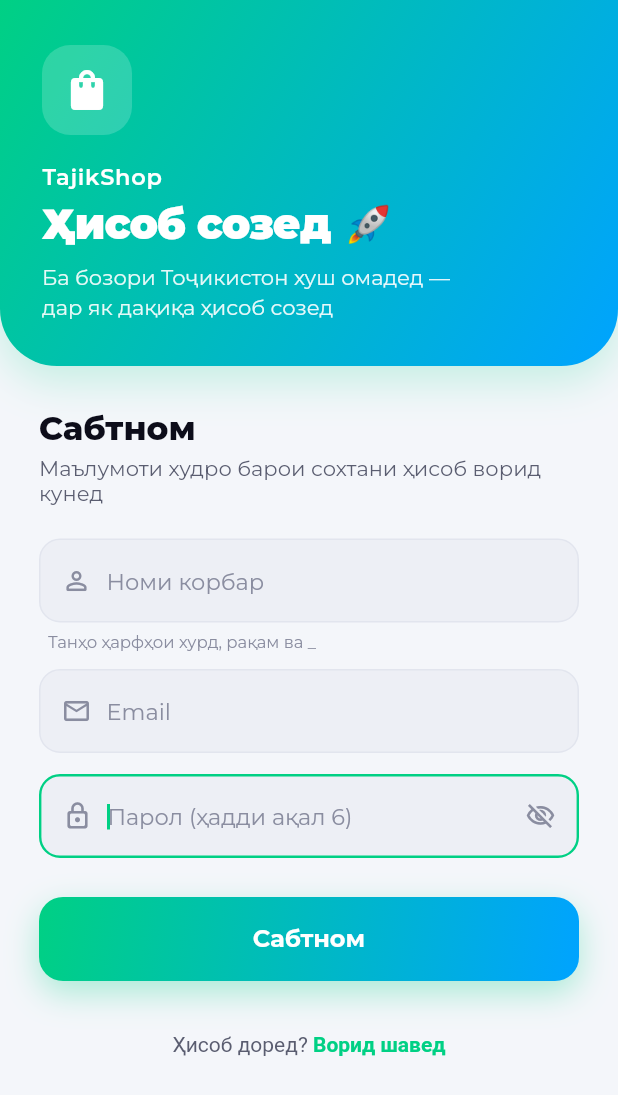
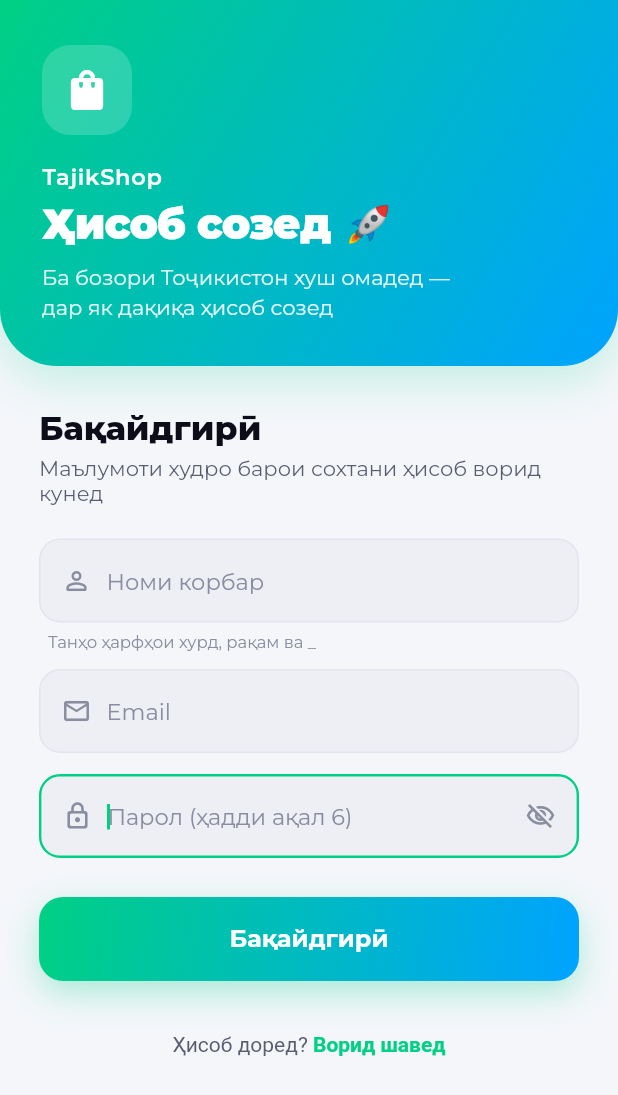
Before and after one commit to Raonsonapp/TajikShop, a Flutter app: the RegisterScreen screen opened by its route, after a tap on "Парол (ҳадди ақал 6)", on a phone screen of 412 x 824 dp. Shown: the top 1095 px of the screen. Run offline on Flutter 3.47's test engine with Material 3 defaults, Android fonts, the phone set to English and light mode, and no system bars; our stand-ins replace cached_network_image, card_swiper, connectivity_plus, dio, firebase_core, firebase_messaging and 10 more; accounts and stored records are empty; network calls fail.

Commit message:
i18n: full tg/ru/en for auth/upload/favorites/chat (extension l10n)

```diff
--- a/lib/modules/auth/login_screen.dart
+++ b/lib/modules/auth/login_screen.dart
@@ -1,6 +1,8 @@
 import 'package:flutter/material.dart';
 import 'package:flutter_riverpod/flutter_riverpod.dart';
 import 'package:go_router/go_router.dart';
+import '../../core/app_l10n.dart';
+import '../../core/l10n/misc_l10n.dart';
 import '../../core/constants/app_colors.dart';
 import '../../core/theme/app_palette.dart';
 import '../../providers/auth_provider.dart';
@@ -32,7 +34,7 @@ class _LoginScreenState extends ConsumerState<LoginScreen> {
     final email = _emailCtrl.text.trim();
     final pass = _passCtrl.text.trim();
     if (email.isEmpty || pass.isEmpty) {
-      setState(() => _error = 'Email ва паролро ворид кунед');
+      setState(() => _error = AppL10n.of(context).enterEmailPassword);
       return;
     }
     setState(() { _loading = true; _error = null; });
@@ -42,7 +44,7 @@ class _LoginScreenState extends ConsumerState<LoginScreen> {
       if (ok) {
         context.go(RouteNames.home);
       } else {
-        setState(() { _loading = false; _error = ref.read(authProvider).error ?? 'Хато'; });
+        setState(() { _loading = false; _error = ref.read(authProvider).error ?? AppL10n.of(context).error; });
       }
     } catch (e) {
       if (!mounted) return;
@@ -52,15 +54,16 @@ class _LoginScreenState extends ConsumerState<LoginScreen> {
 
   @override
   Widget build(BuildContext context) {
+    final l = AppL10n.of(context);
     return Scaffold(
       backgroundColor: context.pal.scaffold,
       resizeToAvoidBottomInset: true,
       body: Column(
         children: [
           // Branded curved green header (intro_page vibe)
-          const _AuthHeader(
-            title: 'Хуш омадед 👋',
-            subtitle: 'Ба ҳисоби худ ворид шавед\nва хариди худро идома диҳед',
+          _AuthHeader(
+            title: l.loginWelcomeTitle,
+            subtitle: l.loginWelcomeSubtitle,
           ),
           Expanded(
             child: SingleChildScrollView(
@@ -68,13 +71,13 @@ class _LoginScreenState extends ConsumerState<LoginScreen> {
               child: Column(
                 crossAxisAlignment: CrossAxisAlignment.stretch,
                 children: [
-                  Text('Ворид шавед',
+                  Text(l.signIn,
                       style: TextStyle(
                           color: context.pal.textPrimary,
                           fontSize: 22,
                           fontWeight: FontWeight.w800)),
                   const SizedBox(height: 4),
-                  Text('Барои идома email ва паролро ворид кунед',
+                  Text(l.loginPrompt,
                       style: TextStyle(color: context.pal.textSecondary, fontSize: 14)),
                   const SizedBox(height: 24),
 
@@ -97,7 +100,7 @@ class _LoginScreenState extends ConsumerState<LoginScreen> {
                   DarkTextField(controller: _emailCtrl, hint: 'Email', icon: Icons.email_outlined,
                       keyboardType: TextInputType.emailAddress),
                   const SizedBox(height: 14),
-                  DarkTextField(controller: _passCtrl, hint: 'Парол', icon: Icons.lock_outline_rounded,
+                  DarkTextField(controller: _passCtrl, hint: l.password, icon: Icons.lock_outline_rounded,
                       obscure: _obscure,
                       textInputAction: TextInputAction.done,
                       onSubmitted: (_) => _loading ? null : _login(),
@@ -108,7 +111,7 @@ class _LoginScreenState extends ConsumerState<LoginScreen> {
                   const SizedBox(height: 28),
 
                   _GradientButton(
-                    label: 'Ворид шавед',
+                    label: l.signIn,
                     loading: _loading,
                     onTap: _loading ? null : _login,
                   ),
@@ -119,11 +122,11 @@ class _LoginScreenState extends ConsumerState<LoginScreen> {
                       child: RichText(
                         text: TextSpan(
                           style: TextStyle(color: context.pal.textSecondary, fontSize: 14),
-                          children: const [
-                            TextSpan(text: 'Ҳисоб надоред? '),
+                          children: [
+                            TextSpan(text: l.noAccountPrefix),
                             TextSpan(
-                                text: 'Сабтном',
-                                style: TextStyle(
+                                text: l.register,
+                                style: const TextStyle(
                                     color: AppColors.primary, fontWeight: FontWeight.w700)),
                           ],
                         ),
--- a/lib/modules/auth/phone_auth_screen.dart
+++ b/lib/modules/auth/phone_auth_screen.dart
@@ -6,6 +6,7 @@ import '../../core/constants/app_colors.dart';
 import '../../core/theme/app_palette.dart';
 import '../../routes/route_names.dart';
 import '../../core/app_l10n.dart';
+import '../../core/l10n/misc_l10n.dart';
 
 // SMS верификация — Firebase тайёр шавад баъд фаъол мешавад
 // Ҳозир барои email/password login истифода кунед
@@ -26,10 +27,10 @@ class PhoneAuthScreen extends ConsumerWidget {
         child: Column(mainAxisSize: MainAxisSize.min, children: [
           const Text('📱', style: TextStyle(fontSize: 60)),
           const SizedBox(height: 24),
-          Text('SMS верификация',
+          Text(l.smsVerification,
               style: TextStyle(color: context.pal.textPrimary, fontSize: 22, fontWeight: FontWeight.w700)),
           const SizedBox(height: 12),
-          Text('Ин функсия тез фаъол мешавад.\nҲозир бо Email ворид шавед.',
+          Text(l.smsComingSoon,
               textAlign: TextAlign.center,
               style: TextStyle(color: context.pal.textSecondary, fontSize: 14)),
           const SizedBox(height: 32),
--- a/lib/modules/auth/register_screen.dart
+++ b/lib/modules/auth/register_screen.dart
@@ -2,6 +2,8 @@ import 'package:flutter/material.dart';
 import 'package:flutter/services.dart';
 import 'package:flutter_riverpod/flutter_riverpod.dart';
 import 'package:go_router/go_router.dart';
+import '../../core/app_l10n.dart';
+import '../../core/l10n/misc_l10n.dart';
 import '../../core/constants/app_colors.dart';
 import '../../core/theme/app_palette.dart';
 import '../../providers/auth_provider.dart';
@@ -36,11 +38,11 @@ class _RegisterScreenState extends ConsumerState<RegisterScreen> {
     final email = _emailCtrl.text.trim();
     final pass = _passCtrl.text;
     if (name.isEmpty || email.isEmpty || pass.isEmpty) {
-      setState(() => _error = 'Ҳамаи майдонҳоро пур кунед');
+      setState(() => _error = AppL10n.of(context).fillAllFields);
       return;
     }
     if (pass.length < 6) {
-      setState(() => _error = 'Парол ҳадди ақал 6 аломат');
+      setState(() => _error = AppL10n.of(context).passwordMin6Error);
       return;
     }
     setState(() { _loading = true; _error = null; });
@@ -50,7 +52,7 @@ class _RegisterScreenState extends ConsumerState<RegisterScreen> {
       if (ok) {
         context.go(RouteNames.home);
       } else {
-        setState(() { _loading = false; _error = ref.read(authProvider).error ?? 'Хато'; });
+        setState(() { _loading = false; _error = ref.read(authProvider).error ?? AppL10n.of(context).error; });
       }
     } catch (e) {
       if (!mounted) return;
@@ -60,15 +62,16 @@ class _RegisterScreenState extends ConsumerState<RegisterScreen> {
 
   @override
   Widget build(BuildContext context) {
+    final l = AppL10n.of(context);
     return Scaffold(
       backgroundColor: context.pal.scaffold,
       resizeToAvoidBottomInset: true,
       body: Column(
         children: [
           // Branded curved green header (intro_page vibe)
-          const _AuthHeader(
-            title: 'Ҳисоб созед 🚀',
-            subtitle: 'Ба бозори Тоҷикистон хуш омадед —\nдар як дақиқа ҳисоб созед',
+          _AuthHeader(
+            title: l.registerWelcomeTitle,
+            subtitle: l.registerWelcomeSubtitle,
           ),
           Expanded(
             child: SingleChildScrollView(
@@ -76,13 +79,13 @@ class _RegisterScreenState extends ConsumerState<RegisterScreen> {
               child: Column(
                 crossAxisAlignment: CrossAxisAlignment.stretch,
                 children: [
-                  Text('Сабтном',
+                  Text(l.register,
                       style: TextStyle(
                           color: context.pal.textPrimary,
                           fontSize: 22,
                           fontWeight: FontWeight.w800)),
                   const SizedBox(height: 4),
-                  Text('Маълумоти худро барои сохтани ҳисоб ворид кунед',
+                  Text(l.registerPrompt,
                       style: TextStyle(color: context.pal.textSecondary, fontSize: 14)),
                   const SizedBox(height: 22),
 
@@ -102,20 +105,20 @@ class _RegisterScreenState extends ConsumerState<RegisterScreen> {
                       ]),
                     ),
 
-                  DarkTextField(controller: _nameCtrl, hint: 'Номи корбар', icon: Icons.person_outline_rounded,
+                  DarkTextField(controller: _nameCtrl, hint: l.usernameHint, icon: Icons.person_outline_rounded,
                       formatters: [
                         FilteringTextInputFormatter.allow(RegExp(r'[a-z0-9_.]')),
                         LengthLimitingTextInputFormatter(30),
                       ]),
                   Padding(
                     padding: const EdgeInsets.only(left: 6, top: 6, bottom: 12),
-                    child: Text('Танҳо ҳарфҳои хурд, рақам ва _',
+                    child: Text(l.usernameRule,
                         style: TextStyle(color: context.pal.textMuted, fontSize: 11)),
                   ),
                   DarkTextField(controller: _emailCtrl, hint: 'Email', icon: Icons.email_outlined,
                       keyboardType: TextInputType.emailAddress),
                   const SizedBox(height: 14),
-                  DarkTextField(controller: _passCtrl, hint: 'Парол (ҳадди ақал 6)', icon: Icons.lock_outline_rounded,
+                  DarkTextField(controller: _passCtrl, hint: l.passwordMin6Hint, icon: Icons.lock_outline_rounded,
                       obscure: _obscure,
                       textInputAction: TextInputAction.done,
                       onSubmitted: (_) => _loading ? null : _register(),
@@ -126,7 +129,7 @@ class _RegisterScreenState extends ConsumerState<RegisterScreen> {
                   const SizedBox(height: 26),
 
                   _GradientButton(
-                    label: 'Сабтном',
+                    label: l.register,
                     loading: _loading,
                     onTap: _loading ? null : _register,
                   ),
@@ -137,11 +140,11 @@ class _RegisterScreenState extends ConsumerState<RegisterScreen> {
                       child: RichText(
                         text: TextSpan(
                           style: TextStyle(color: context.pal.textSecondary, fontSize: 14),
-                          children: const [
-                            TextSpan(text: 'Ҳисоб доред? '),
+                          children: [
+                            TextSpan(text: l.haveAccountPrefix),
                             TextSpan(
-                                text: 'Ворид шавед',
-                                style: TextStyle(
+                                text: l.signIn,
+                                style: const TextStyle(
                                     color: AppColors.primary, fontWeight: FontWeight.w700)),
                           ],
                         ),
--- a/lib/modules/favorites/favorites_screen.dart
+++ b/lib/modules/favorites/favorites_screen.dart
@@ -84,7 +84,7 @@ class _FavCard extends StatelessWidget {
           Text(product.title, maxLines: 2, overflow: TextOverflow.ellipsis,
               style: const TextStyle(color: AppColors.textPrimary, fontSize: 12, fontWeight: FontWeight.w500)),
           const SizedBox(height: 4),
-          Text('${product.price.toStringAsFixed(0)} сом.',
+          Text('${product.price.toStringAsFixed(0)} ${AppL10n.of(context).som}',
               style: const TextStyle(color: AppColors.primary, fontSize: 14, fontWeight: FontWeight.w700)),
         ])),
       ]),
```
Also changed, not shown: lib/core/l10n/misc_l10n.dart (added, +141 -0 lines), lib/modules/chat/chat_screen.dart (+8 -6 lines), lib/modules/upload/upload_screen.dart (+15 -2 lines).
